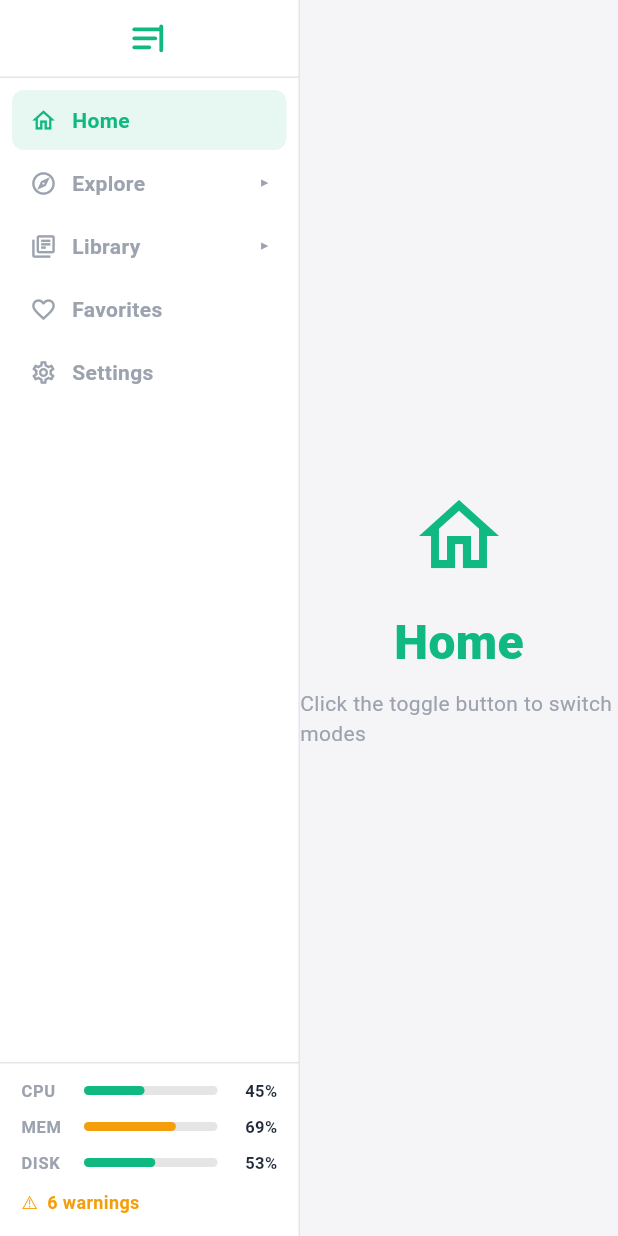
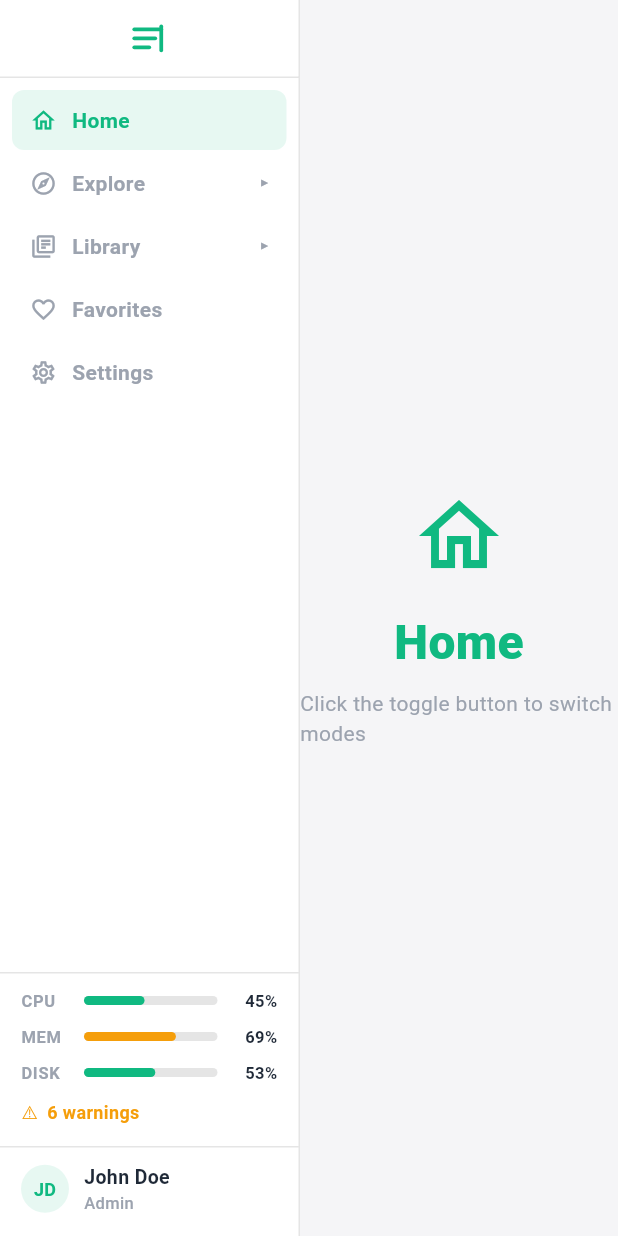
Before and after one commit to lianghualin/flutter_nav_toggle, a Flutter app: the screen it shows after launch, on a phone screen of 412 x 824 dp. Run offline on Flutter 3.47's test engine with Material 3 defaults, Android fonts, the phone set to English and light mode, and no system bars; Roboto replaces fonts that are missing (DMMono, Syne).

Commit message:
feat: add user info panel, scrollable tab bar with arrow buttons
Add UserInfo model and avatar display in both sidebar (bottom, below
status panel) and tab bar (compact chip on right). Make tab bar tabs
horizontally scrollable with left/right arrow buttons that appear only
when overflow exists, including on window resize via
ScrollMetricsNotification.

Co-Authored-By: Claude Opus 4.6 <noreply@anthropic.com>

```diff
--- a/example/lib/main.dart
+++ b/example/lib/main.dart
@@ -123,6 +123,7 @@ class _NavToggleDemoState extends State<NavToggleDemo> {
         items: _items,
         initialSelectedId: 'home',
         systemStatus: _status,
+        userInfo: const UserInfo(name: 'John Doe', role: 'Admin'),
         onItemSelected: (id) => setState(() => _selectedId = id),
         child: Center(
           child: Column(
--- a/lib/flutter_nav_toggle.dart
+++ b/lib/flutter_nav_toggle.dart
@@ -6,6 +6,7 @@ library;
 export 'src/models/nav_item.dart';
 export 'src/models/nav_mode.dart';
 export 'src/models/system_status.dart';
+export 'src/models/user_info.dart';
 
 // Controller
 export 'src/controller/nav_toggle_controller.dart';
@@ -21,4 +22,5 @@ export 'src/widgets/nav_toggle_scaffold.dart';
 export 'src/widgets/toggle_button.dart';
 export 'src/widgets/sidebar_panel.dart';
 export 'src/widgets/tab_bar_panel.dart';
+export 'src/widgets/user_info_panel.dart';
 export 'src/widgets/morphing_icon.dart';
--- /dev/null
+++ b/lib/src/models/user_info.dart
@@ -0,0 +1,19 @@
+/// User information displayed in the navigation panels.
+class UserInfo {
+  const UserInfo({
+    required this.name,
+    this.role,
+  });
+
+  final String name;
+  final String? role;
+
+  /// Returns the user's initials (up to 2 characters).
+  String get initials {
+    final parts = name.trim().split(RegExp(r'\s+'));
+    if (parts.length >= 2) {
+      return '${parts.first[0]}${parts.last[0]}'.toUpperCase();
+    }
+    return name.isNotEmpty ? name[0].toUpperCase() : '';
+  }
+}
--- a/lib/src/widgets/nav_toggle_scaffold.dart
+++ b/lib/src/widgets/nav_toggle_scaffold.dart
@@ -5,6 +5,7 @@ import '../controller/nav_toggle_controller.dart';
 import '../models/nav_item.dart';
 import '../models/nav_mode.dart';
 import '../models/system_status.dart';
+import '../models/user_info.dart';
 import '../theme/nav_toggle_theme.dart';
 import 'sidebar_panel.dart';
 import 'tab_bar_panel.dart';
@@ -22,6 +23,7 @@ class NavToggleScaffold extends StatefulWidget {
     this.initialSelectedId,
     this.onItemSelected,
     this.systemStatus,
+    this.userInfo,
   });
 
   final List<NavItem> items;
@@ -31,6 +33,7 @@ class NavToggleScaffold extends StatefulWidget {
   final String? initialSelectedId;
   final ValueChanged<String>? onItemSelected;
   final SystemStatus? systemStatus;
+  final UserInfo? userInfo;
 
   @override
   State<NavToggleScaffold> createState() => _NavToggleScaffoldState();
@@ -203,6 +206,7 @@ class _NavToggleScaffoldState extends State<NavToggleScaffold>
                 selectedId: controller.selectedItemId,
                 onItemSelected: _onItemSelected,
                 systemStatus: widget.systemStatus,
+                userInfo: widget.userInfo,
               ),
             ),
           ),
@@ -220,6 +224,7 @@ class _NavToggleScaffoldState extends State<NavToggleScaffold>
                 selectedId: controller.selectedItemId,
                 onItemSelected: _onItemSelected,
                 systemStatus: widget.systemStatus,
+                userInfo: widget.userInfo,
               ),
             ),
           ),
--- a/lib/src/widgets/sidebar_panel.dart
+++ b/lib/src/widgets/sidebar_panel.dart
@@ -1,8 +1,10 @@
 import 'package:flutter/widgets.dart';
 import '../models/nav_item.dart';
 import '../models/system_status.dart';
+import '../models/user_info.dart';
 import '../theme/nav_toggle_theme.dart';
 import 'status_panel.dart';
+import 'user_info_panel.dart';
 
 /// The sidebar navigation panel — 200px wide, fills height below the button.
 ///
@@ -15,12 +17,14 @@ class SidebarPanel extends StatefulWidget {
     required this.selectedId,
     required this.onItemSelected,
     this.systemStatus,
+    this.userInfo,
   });
 
   final List<NavItem> items;
   final String selectedId;
   final ValueChanged<String> onItemSelected;
   final SystemStatus? systemStatus;
+  final UserInfo? userInfo;
 
   @override
   State<SidebarPanel> createState() => _SidebarPanelState();
@@ -102,6 +106,8 @@ class _SidebarPanelState extends State<SidebarPanel> {
                 ),
               ),
             ),
+          if (widget.userInfo != null)
+            UserInfoPanel(userInfo: widget.userInfo!),
         ],
       ),
     );
--- /dev/null
+++ b/lib/src/widgets/user_info_panel.dart
@@ -0,0 +1,77 @@
+import 'package:flutter/widgets.dart';
+import '../models/user_info.dart';
+import '../theme/nav_toggle_theme.dart';
+
+/// Displays user avatar, name, and optional role at the sidebar bottom.
+class UserInfoPanel extends StatelessWidget {
+  const UserInfoPanel({super.key, required this.userInfo});
+
+  final UserInfo userInfo;
+
+  @override
+  Widget build(BuildContext context) {
+    final theme = NavToggleTheme.of(context);
+
+    return Container(
+      padding: const EdgeInsets.fromLTRB(14, 10, 14, 14),
+      decoration: BoxDecoration(
+        border: Border(
+          top: BorderSide(color: theme.border, width: 1),
+        ),
+      ),
+      child: Row(
+        children: [
+          Container(
+            width: 32,
+            height: 32,
+            decoration: BoxDecoration(
+              color: theme.accent.withValues(alpha: 0.1),
+              borderRadius: BorderRadius.circular(16),
+            ),
+            child: Center(
+              child: Text(
+                userInfo.initials,
+                style: TextStyle(
+                  fontFamily: theme.navFontFamily,
+                  fontWeight: FontWeight.w700,
+                  fontSize: 12,
+                  color: theme.accent,
+                ),
+              ),
+            ),
+          ),
+          const SizedBox(width: 10),
+          Expanded(
+            child: Column(
+              crossAxisAlignment: CrossAxisAlignment.start,
+              mainAxisSize: MainAxisSize.min,
+              children: [
+                Text(
+                  userInfo.name,
+                  style: TextStyle(
+                    fontFamily: theme.navFontFamily,
+                    fontWeight: FontWeight.w700,
+                    fontSize: 13,
+                    color: theme.text,
+                  ),
+                  overflow: TextOverflow.ellipsis,
+                ),
+                if (userInfo.role != null)
+                  Text(
+                    userInfo.role!,
+                    style: TextStyle(
+                      fontFamily: theme.navFontFamily,
+                      fontWeight: FontWeight.w500,
+                      fontSize: 11,
+                      color: theme.textDim,
+                    ),
+                    overflow: TextOverflow.ellipsis,
+                  ),
+              ],
+            ),
+          ),
+        ],
+      ),
+    );
+  }
+}
```
Also changed, not shown: lib/src/widgets/tab_bar_panel.dart (+162 -1 lines).
